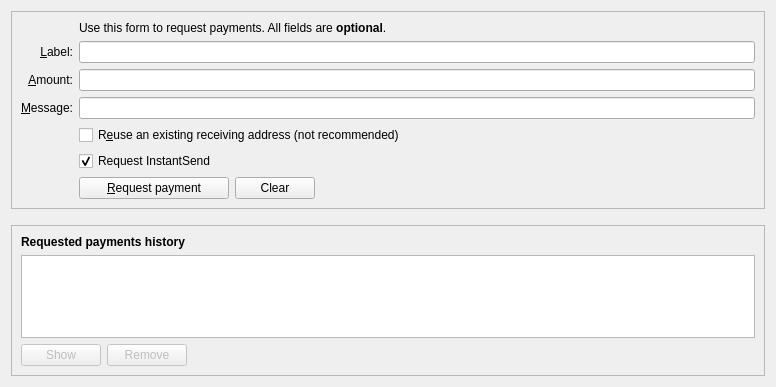
bytn-team/byt, file src/qt/forms/receivecoinsdialog.ui: the form before one commit.
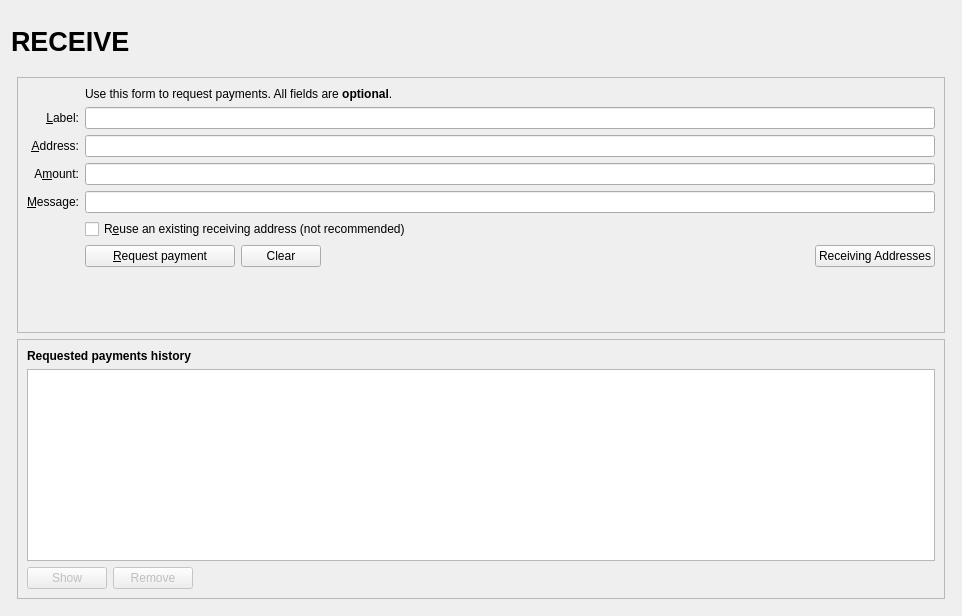
The form after the commit. Icons and pictures are not drawn. Custom widgets are drawn as their Qt base class.

```diff
--- a/src/qt/forms/receivecoinsdialog.ui
+++ b/src/qt/forms/receivecoinsdialog.ui
@@ -6,11 +6,101 @@
    <rect>
     <x>0</x>
     <y>0</y>
-    <width>776</width>
-    <height>387</height>
+    <width>962</width>
+    <height>616</height>
    </rect>
   </property>
-  <layout class="QVBoxLayout" name="verticalLayout" stretch="0,0,1">
+  <layout class="QVBoxLayout" name="verticalLayout" stretch="0">
+   <item>
+    <layout class="QVBoxLayout" name="verticalLayout_Master" stretch="0,1">
+     <property name="spacing">
+      <number>0</number>
+     </property>
+     <item>
+      <widget class="QFrame" name="frame_Header">
+       <layout class="QVBoxLayout" name="verticalLayout_8">
+        <property name="margin">
+         <number>0</number>
+        </property>
+        <item>
+         <layout class="QHBoxLayout" name="horizontalLayout_Header" stretch="1,0,1">
+          <item>
+           <widget class="QLabel" name="labelOverviewHeaderLeft">
+            <property name="minimumSize">
+             <size>
+              <width>464</width>
+              <height>60</height>
+             </size>
+            </property>
+            <property name="maximumSize">
+             <size>
+              <width>16777215</width>
+              <height>60</height>
+             </size>
+            </property>
+            <property name="font">
+             <font>
+              <pointsize>20</pointsize>
+              <weight>75</weight>
+              <bold>true</bold>
+             </font>
+            </property>
+            <property name="text">
+             <string>RECEIVE</string>
+            </property>
+           </widget>
+          </item>
+          <item>
+           <spacer name="horizontalSpacer_3">
+            <property name="orientation">
+             <enum>Qt::Horizontal</enum>
+            </property>
+            <property name="sizeHint" stdset="0">
+             <size>
+              <width>40</width>
+              <height>20</height>
+             </size>
+            </property>
+           </spacer>
+          </item>
+          <item>
+           <widget class="QLabel" name="labelOverviewHeaderRight">
+            <property name="minimumSize">
+             <size>
+              <width>464</width>
+              <height>60</height>
+             </size>
+            </property>
+            <property name="maximumSize">
+             <size>
+              <width>16777215</width>
+              <height>60</height>
+             </size>
+            </property>
+            <property name="font">
+             <font>
+              <pointsize>14</pointsize>
+             </font>
+            </property>
+            <property name="text">
+             <string/>
+            </property>
+            <property name="alignment">
+             <set>Qt::AlignRight|Qt::AlignTrailing|Qt::AlignVCenter</set>
+            </property>
+           </widget>
+          </item>
+         </layout>
+        </item>
+       </layout>
+      </widget>
+     </item>
+     <item>
+      <widget class="QFrame" name="frame_BG">
+       <layout class="QVBoxLayout" name="verticalLayout_5">
+        <property name="margin">
+         <number>6</number>
+        </property>
    <item>
     <widget class="QFrame" name="frame2">
      <property name="sizePolicy">
@@ -28,53 +118,6 @@
      <layout class="QVBoxLayout" name="verticalLayout_3">
       <item>
        <layout class="QGridLayout" name="gridLayout">
-        <item row="7" column="2">
-         <widget class="QCheckBox" name="reuseAddress">
-          <property name="toolTip">
-           <string>Reuse one of the previously used receiving addresses.&lt;br&gt;Reusing addresses has security and privacy issues.&lt;br&gt;Do not use this unless re-generating a payment request made before.</string>
-          </property>
-          <property name="text">
-           <string>R&amp;euse an existing receiving address (not recommended)</string>
-          </property>
-         </widget>
-        </item>
-        <item row="7" column="0">
-         <widget class="QLabel" name="label_4">
-          <property name="text">
-           <string/>
-          </property>
-         </widget>
-        </item>
-        <item row="6" column="0">
-         <widget class="QLabel" name="label_3">
-          <property name="toolTip">
-           <string>An optional message to attach to the payment request, which will be displayed when the request is opened. Note: The message will not be sent with the payment over the BYTN network.</string>
-          </property>
-          <property name="text">
-           <string>&amp;Message:</string>
-          </property>
-          <property name="alignment">
-           <set>Qt::AlignRight|Qt::AlignTrailing|Qt::AlignVCenter</set>
-          </property>
-          <property name="buddy">
-           <cstring>reqMessage</cstring>
-          </property>
-         </widget>
-        </item>
-        <item row="4" column="2">
-         <widget class="QLineEdit" name="reqLabel">
-          <property name="toolTip">
-           <string>An optional label to associate with the new receiving address.</string>
-          </property>
-         </widget>
-        </item>
-        <item row="6" column="2">
-         <widget class="QLineEdit" name="reqMessage">
-          <property name="toolTip">
-           <string>An optional message to attach to the payment request, which will be displayed when the request is opened.&lt;br&gt;Note: The message will not be sent with the payment over the BYTN network.</string>
-          </property>
-         </widget>
-        </item>
         <item row="2" column="2">
          <widget class="QLabel" name="label_5">
           <property name="text">
@@ -98,23 +141,62 @@
           </property>
          </widget>
         </item>
+             <item row="4" column="2">
+              <widget class="QLineEdit" name="reqLabel">
+               <property name="toolTip">
+                <string>An optional label to associate with the new receiving address.</string>
+               </property>
+              </widget>
+             </item>
         <item row="5" column="0">
          <widget class="QLabel" name="label">
           <property name="toolTip">
-           <string>An optional amount to request. Leave this empty or zero to not request a specific amount.</string>
+                <string>Your receiving address. You can copy and use it to receive coins on this wallet. A new one will be generated once it is used.</string>
           </property>
           <property name="text">
-           <string>&amp;Amount:</string>
+                <string>&amp;Address:</string>
           </property>
           <property name="alignment">
            <set>Qt::AlignRight|Qt::AlignTrailing|Qt::AlignVCenter</set>
           </property>
           <property name="buddy">
-           <cstring>reqAmount</cstring>
+                <cstring>reqAddress</cstring>
           </property>
          </widget>
         </item>
         <item row="5" column="2">
+              <widget class="QLineEdit" name="reqAddress">
+               <property name="readOnly">
+                <bool>true</bool>
+               </property>
+               <property name="minimumSize">
+                <size>
+                 <width>80</width>
+                 <height>0</height>
+                </size>
+               </property>
+               <property name="toolTip">
+                <string>Your receiving address. You can copy and use it to receive coins on this wallet. A new one will be generated once it is used.</string>
+               </property>
+              </widget>
+             </item>
+             <item row="6" column="0">
+              <widget class="QLabel" name="label_8">
+               <property name="toolTip">
+                <string>An optional amount to request. Leave this empty or zero to not request a specific amount.</string>
+               </property>
+               <property name="text">
+                <string>A&amp;mount:</string>
+               </property>
+               <property name="alignment">
+                <set>Qt::AlignRight|Qt::AlignTrailing|Qt::AlignVCenter</set>
+               </property>
+               <property name="buddy">
+                <cstring>reqAmount</cstring>
+               </property>
+              </widget>
+             </item>
+             <item row="6" column="2">
          <widget class="BitcoinAmountField" name="reqAmount">
           <property name="minimumSize">
            <size>
@@ -127,6 +209,53 @@
           </property>
          </widget>
         </item>
+             <item row="7" column="0">
+              <widget class="QLabel" name="label_3">
+               <property name="toolTip">
+                <string>An optional message to attach to the payment request, which will be displayed when the request is opened. Note: The message will not be sent with the payment over the BYTN network.</string>
+               </property>
+               <property name="text">
+                <string>&amp;Message:</string>
+               </property>
+               <property name="alignment">
+                <set>Qt::AlignRight|Qt::AlignTrailing|Qt::AlignVCenter</set>
+               </property>
+               <property name="buddy">
+                <cstring>reqMessage</cstring>
+               </property>
+              </widget>
+             </item>
+             <item row="7" column="2">
+              <widget class="QLineEdit" name="reqMessage">
+               <property name="toolTip">
+                <string>An optional message to attach to the payment request, which will be displayed when the request is opened.&lt;br&gt;Note: The message will not be sent with the payment over the BYTN network.</string>
+               </property>
+              </widget>
+             </item>
+             <item row="8" column="0">
+              <widget class="QLabel" name="label_4">
+               <property name="text">
+                <string/>
+               </property>
+              </widget>
+             </item>
+             <item row="8" column="2">
+              <widget class="QCheckBox" name="reuseAddress">
+               <property name="toolTip">
+                <string>Reuse one of the previously used receiving addresses.&lt;br&gt;Reusing addresses has security and privacy issues.&lt;br&gt;Do not use this unless re-generating a payment request made before.</string>
+               </property>
+               <property name="text">
+                <string>R&amp;euse an existing receiving address (not recommended)</string>
+               </property>
+              </widget>
+             </item>
+             <item row="9" column="0">
+              <widget class="QLabel" name="label_7">
+               <property name="text">
+                <string/>
+               </property>
+              </widget>
+             </item>
         <item row="9" column="2">
          <layout class="QHBoxLayout" name="horizontalLayout">
           <item>
@@ -140,6 +269,10 @@
             <property name="text">
              <string>&amp;Request payment</string>
             </property>
+                 <property name="icon">
+                  <iconset resource="../bytn.qrc">
+                   <normaloff>:/icons/receiving_addresses</normaloff>:/icons/receiving_addresses</iconset>
+                 </property>
            </widget>
           </item>
           <item>
@@ -156,6 +289,10 @@
             <property name="text">
              <string>Clear</string>
             </property>
+                 <property name="icon">
+                  <iconset resource="../bytn.qrc">
+                   <normaloff>:/icons/remove</normaloff>:/icons/remove</iconset>
+                 </property>
             <property name="autoDefault">
              <bool>false</bool>
             </property>
@@ -174,42 +311,39 @@
             </property>
            </spacer>
           </item>
-         </layout>
-        </item>
-        <item row="9" column="0">
-         <widget class="QLabel" name="label_7">
-          <property name="text">
-           <string/>
-          </property>
-         </widget>
-        </item>
-        <item row="8" column="2">
-         <widget class="QCheckBox" name="checkUseInstantSend">
-          <property name="text">
-           <string>Request InstantSend</string>
-          </property>
-          <property name="checked">
-           <bool>true</bool>
-          </property>
-         </widget>
-        </item>
-       </layout>
-      </item>
-     </layout>
-    </widget>
-   </item>
    <item>
-    <spacer name="verticalSpacer_2">
+                <widget class="QPushButton" name="receivingAddressesButton">
+                 <property name="text">
+                  <string>Receiving Addresses</string>
+                 </property>
+                 <property name="icon">
+                  <iconset resource="../bytn.qrc">
+                   <normaloff>:/icons/address-book</normaloff>:/icons/address-book</iconset>
+                 </property>
+                 <property name="autoDefault">
+                  <bool>false</bool>
+                 </property>
+                </widget>
+               </item>
+              </layout>
+             </item>
+             <item row="10" column="2">
+              <spacer name="verticalSpacer">
      <property name="orientation">
       <enum>Qt::Vertical</enum>
      </property>
      <property name="sizeHint" stdset="0">
       <size>
        <width>20</width>
-       <height>10</height>
+                 <height>40</height>
       </size>
      </property>
     </spacer>
+             </item>
+            </layout>
+           </item>
+          </layout>
+         </widget>
    </item>
    <item>
     <widget class="QFrame" name="frame">
@@ -241,6 +375,43 @@
       </item>
       <item>
        <widget class="QTableView" name="recentRequestsView">
+             <property name="palette">
+              <palette>
+               <active>
+                <colorrole role="Text">
+                 <brush brushstyle="SolidPattern">
+                  <color alpha="255">
+                   <red>51</red>
+                   <green>51</green>
+                   <blue>51</blue>
+                  </color>
+                 </brush>
+                </colorrole>
+               </active>
+               <inactive>
+                <colorrole role="Text">
+                 <brush brushstyle="SolidPattern">
+                  <color alpha="255">
+                   <red>51</red>
+                   <green>51</green>
+                   <blue>51</blue>
+                  </color>
+                 </brush>
+                </colorrole>
+               </inactive>
+               <disabled>
+                <colorrole role="Text">
+                 <brush brushstyle="SolidPattern">
+                  <color alpha="255">
+                   <red>85</red>
+                   <green>85</green>
+                   <blue>85</blue>
+                  </color>
+                 </brush>
+                </colorrole>
+               </disabled>
+              </palette>
+             </property>
         <property name="contextMenuPolicy">
          <enum>Qt::CustomContextMenu</enum>
         </property>
@@ -265,6 +436,10 @@
           <property name="text">
            <string>Show</string>
           </property>
+               <property name="icon">
+                <iconset resource="../bytn.qrc">
+                 <normaloff>:/icons/edit</normaloff>:/icons/edit</iconset>
+               </property>
           <property name="autoDefault">
            <bool>false</bool>
           </property>
@@ -281,6 +456,10 @@
           <property name="text">
            <string>Remove</string>
           </property>
+               <property name="icon">
+                <iconset resource="../bytn.qrc">
+                 <normaloff>:/icons/remove</normaloff>:/icons/remove</iconset>
+               </property>
           <property name="autoDefault">
            <bool>false</bool>
           </property>
@@ -306,6 +485,11 @@
    </item>
   </layout>
  </widget>
+     </item>
+    </layout>
+   </item>
+  </layout>
+ </widget>
  <customwidgets>
   <customwidget>
    <class>BitcoinAmountField</class>
```
Left out of the diff: 1 changed line with no effect on the pictures. Lines whose indentation alone changed are shown as unchanged.
